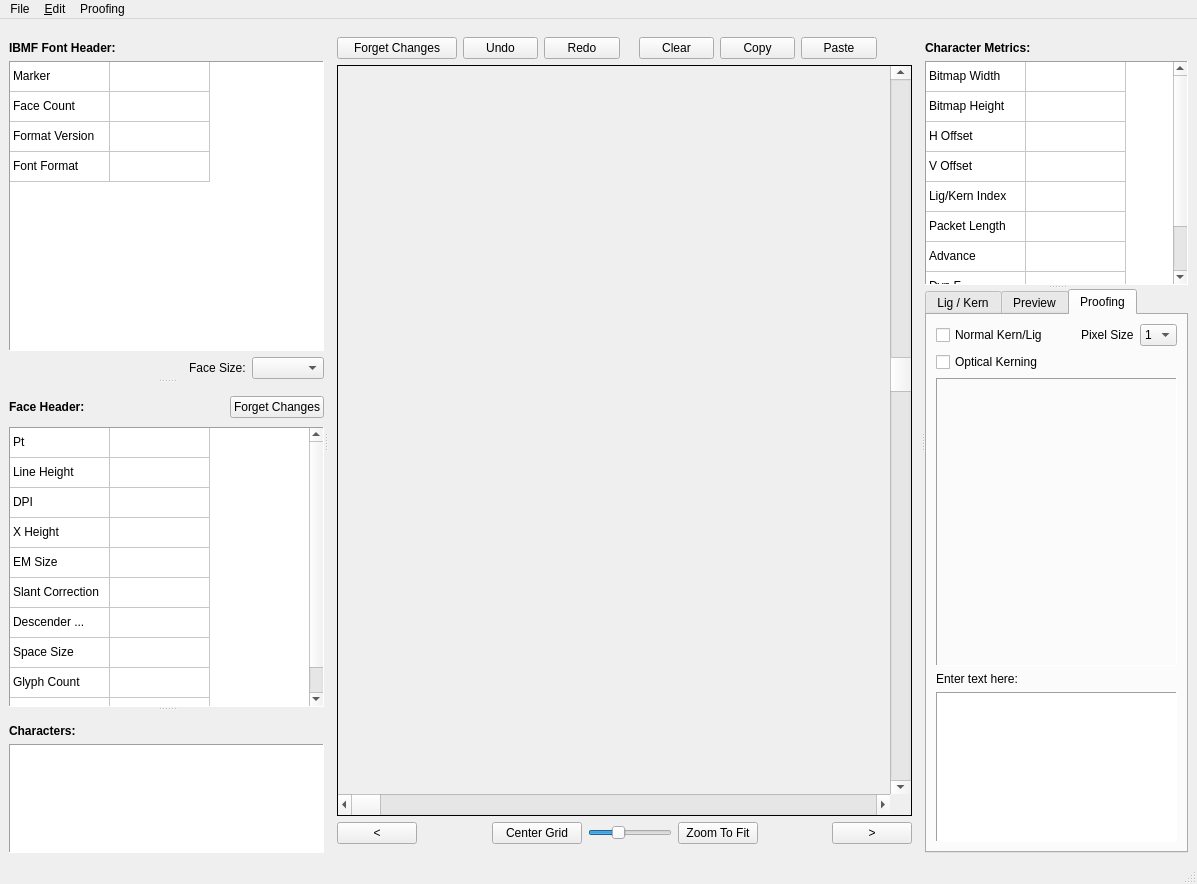
Before: the Qt Designer form mainwindow.ui in turgu1/IBMFFontEditor, drawn with Qt 5.
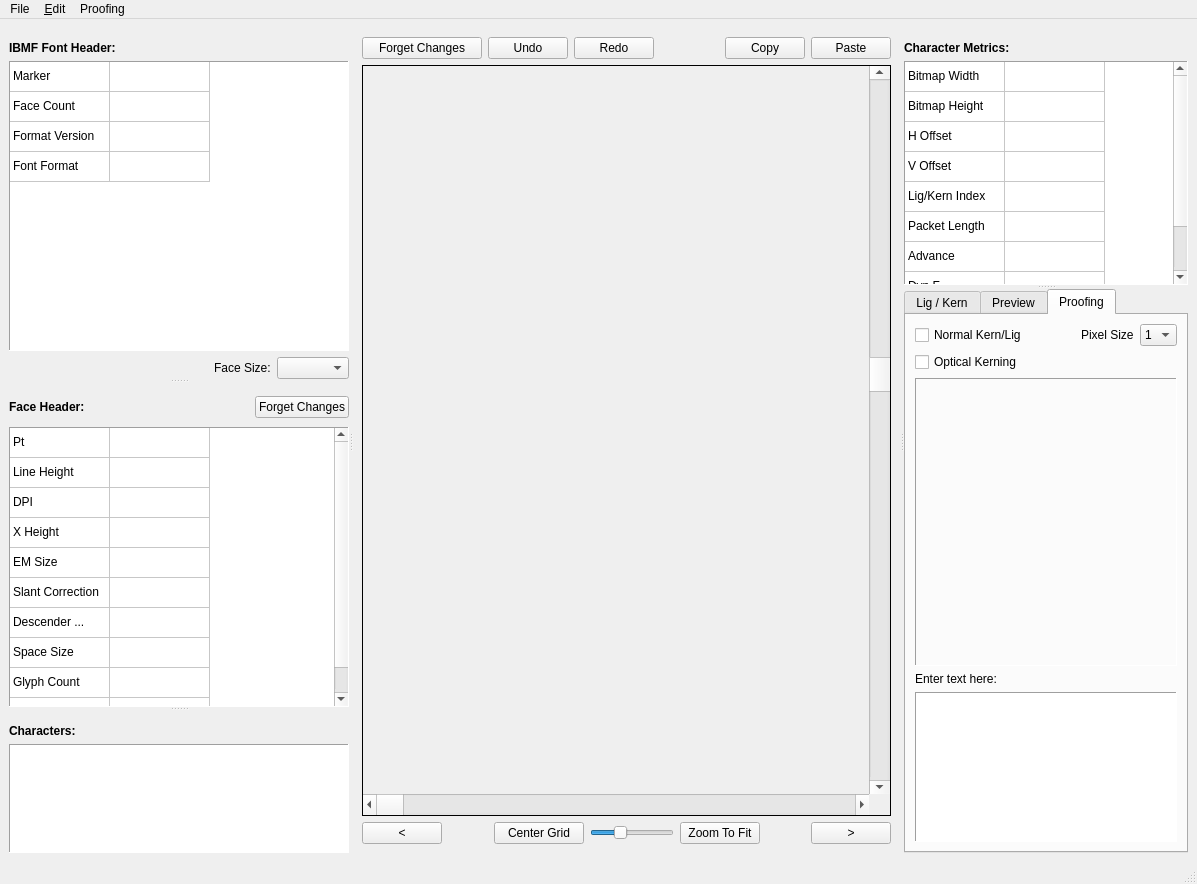
After: the same form once the commit is applied. The open tabs and pages were chosen to show the change. Custom widgets are drawn as their Qt base class.

The edit to the form file:
```diff
--- a/mainwindow.ui
+++ b/mainwindow.ui
@@ -519,22 +519,6 @@
              </property>
             </spacer>
            </item>
-           <item>
-            <widget class="ActionButton" name="clearButton">
-             <property name="enabled">
-              <bool>true</bool>
-             </property>
-             <property name="minimumSize">
-              <size>
-               <width>50</width>
-               <height>0</height>
-              </size>
-             </property>
-             <property name="text">
-              <string>Clear</string>
-             </property>
-            </widget>
-           </item>
            <item>
             <widget class="ActionButton" name="copyButton">
              <property name="minimumSize">
@@ -561,19 +545,6 @@
              </property>
             </widget>
            </item>
-           <item>
-            <spacer name="horizontalSpacer_3">
-             <property name="orientation">
-              <enum>Qt::Horizontal</enum>
-             </property>
-             <property name="sizeHint" stdset="0">
-              <size>
-               <width>40</width>
-               <height>20</height>
-              </size>
-             </property>
-            </spacer>
-           </item>
           </layout>
          </item>
          <item>
```
Left out of the diff: 2 changed lines with no effect on the pictures.
